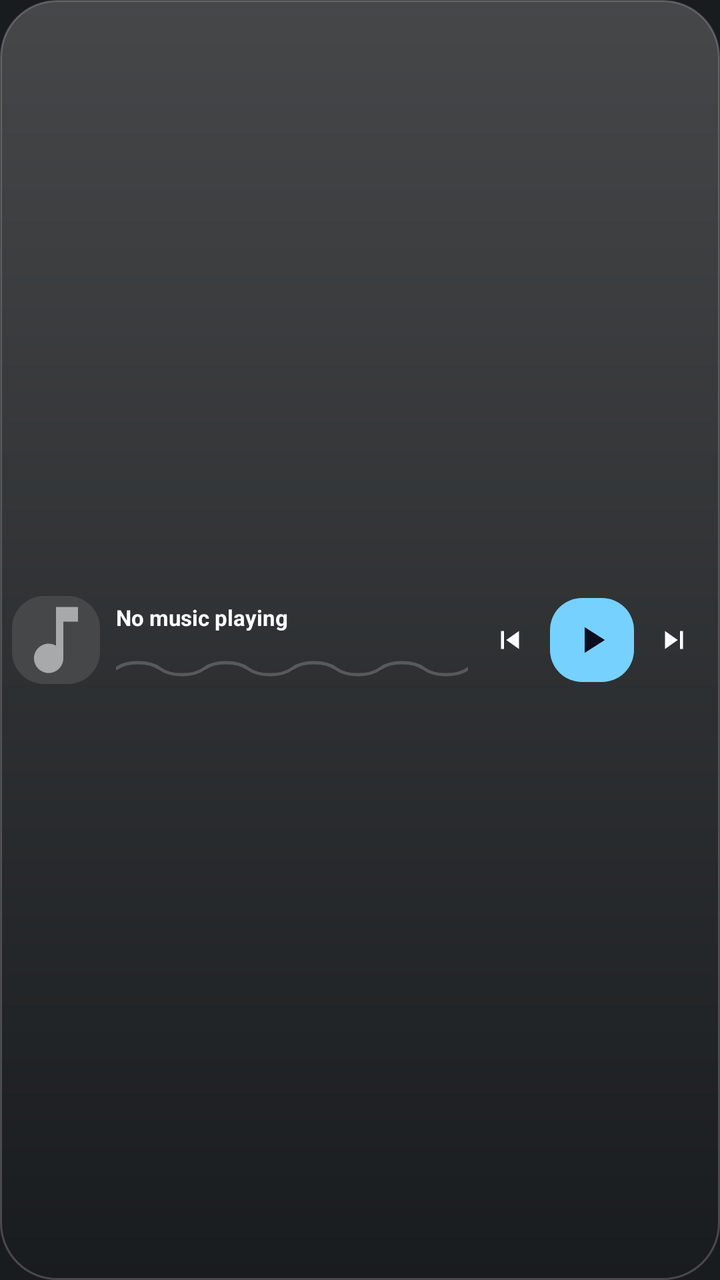
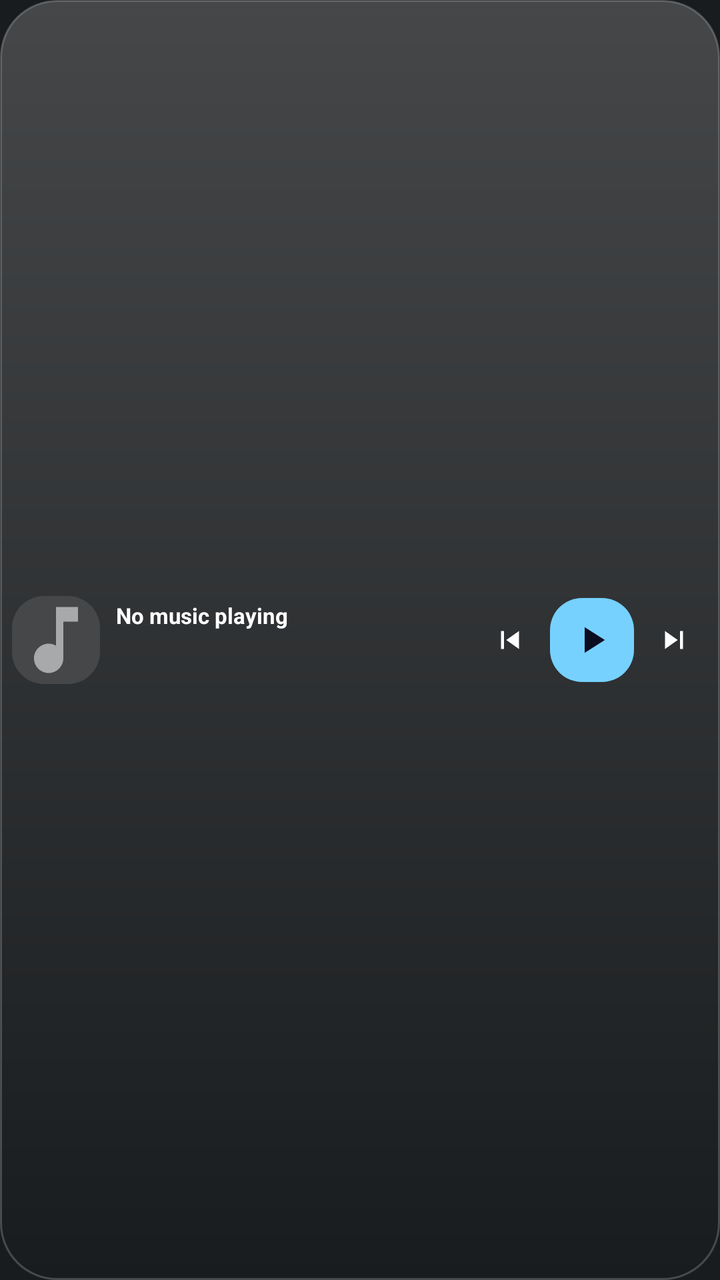

Before-and-after screenshots of an Android layout around one commit, followed by the original layout XML and the change that was made.
<!-- AndroidManifest.xml: application theme android:Theme.DeviceDefault -->
<!-- res/layout/widget_music_small.xml -->
<?xml version="1.0" encoding="utf-8"?>
<LinearLayout xmlns:android="http://schemas.android.com/apk/res/android"
    android:id="@+id/widgetRoot"
    android:layout_width="match_parent"
    android:layout_height="match_parent"
    android:background="@drawable/widget_bg"
    android:orientation="horizontal"
    android:padding="6dp"
    android:gravity="center_vertical">

    
    <ImageView
        android:id="@+id/albumArt"
        android:layout_width="44dp"
        android:layout_height="44dp"
        android:scaleType="centerCrop"
        android:background="@drawable/album_art_bg"
        android:src="@drawable/ic_music_note"/>

    <LinearLayout
        android:layout_width="0dp"
        android:layout_height="wrap_content"
        android:layout_weight="1"
        android:layout_marginStart="8dp"
        android:layout_marginEnd="4dp"
        android:orientation="vertical"
        android:gravity="center_vertical">

        <TextView
            android:id="@+id/songTitle"
            android:layout_width="match_parent"
            android:layout_height="wrap_content"
            android:text="No music playing"
            android:textColor="#FFFFFFFF"
            android:textSize="11sp"
            android:textStyle="bold"
            android:maxLines="1"
            android:ellipsize="end"
            android:autoSizeTextType="uniform"
            android:autoSizeMinTextSize="9sp"
            android:autoSizeMaxTextSize="11sp"/>

        <TextView
            android:id="@+id/artistName"
            android:layout_width="match_parent"
            android:layout_height="wrap_content"
            android:text=""
            android:textColor="#B3FFFFFF"
            android:textSize="9sp"
            android:maxLines="1"
            android:ellipsize="end"/>

        <ProgressBar
            android:id="@+id/songProgress"
            style="?android:attr/progressBarStyleHorizontal"
            android:layout_width="match_parent"
            android:layout_height="8dp"
            android:layout_marginTop="2dp"
            android:minHeight="8dp"
            android:maxHeight="8dp"
            android:max="100"
            android:progress="0"
            android:progressDrawable="@drawable/wave_progress"/>

        
        <ImageView
            android:id="@+id/btnShuffle"
            android:layout_width="0dp"
            android:layout_height="0dp"
            android:visibility="gone"/>
        <ImageView
            android:id="@+id/btnRepeat"
            android:layout_width="0dp"
            android:layout_height="0dp"
            android:visibility="gone"/>

    </LinearLayout>

    <ImageView
        android:id="@+id/btnPrev"
        android:layout_width="34dp"
        android:layout_height="34dp"
        android:src="@drawable/ic_skip_previous"
        android:background="@drawable/btn_round_bg"
        android:scaleType="centerInside"
        android:padding="8dp"/>

    <ImageView
        android:id="@+id/btnPlayPause"
        android:layout_width="42dp"
        android:layout_height="42dp"
        android:src="@drawable/ic_play"
        android:background="@drawable/play_btn_bg"
        android:scaleType="centerInside"
        android:padding="10dp"
        android:layout_marginStart="3dp"
        android:layout_marginEnd="3dp"/>

    <ImageView
        android:id="@+id/btnNext"
        android:layout_width="34dp"
        android:layout_height="34dp"
        android:src="@drawable/ic_skip_next"
        android:background="@drawable/btn_round_bg"
        android:scaleType="centerInside"
        android:padding="8dp"/>

</LinearLayout>
<!-- resources referenced by this layout -->
<resources>
  <!-- drawable album_art_bg (drawable) -->
  <?xml version="1.0" encoding="utf-8"?>
  <shape xmlns:android="http://schemas.android.com/apk/res/android">
      <solid android:color="#33FFFFFF"/>
      <corners android:radius="16dp"/>
  </shape>
  <!-- drawable btn_round_bg (drawable) -->
  <?xml version="1.0" encoding="utf-8"?>
  <shape xmlns:android="http://schemas.android.com/apk/res/android"
      android:shape="oval">
      <solid android:color="#18FFFFFF"/>
  </shape>
  <!-- drawable ic_play (drawable) -->
  <vector xmlns:android="http://schemas.android.com/apk/res/android"
      android:width="24dp" android:height="24dp"
      android:viewportWidth="24" android:viewportHeight="24">
      <path android:fillColor="#FF0D0D22"
          android:pathData="M8,5v14l11,-7z"/>
  </vector>
  <!-- drawable ic_skip_next (drawable) -->
  <vector xmlns:android="http://schemas.android.com/apk/res/android"
      android:width="24dp" android:height="24dp"
      android:viewportWidth="24" android:viewportHeight="24">
      <path android:fillColor="#FFFFFFFF"
          android:pathData="M6,18l8.5,-6L6,6v12zM16,6v12h2V6h-2z"/>
  </vector>
  <!-- drawable ic_skip_previous (drawable) -->
  <vector xmlns:android="http://schemas.android.com/apk/res/android"
      android:width="24dp" android:height="24dp"
      android:viewportWidth="24" android:viewportHeight="24">
      <path android:fillColor="#FFFFFFFF"
          android:pathData="M6,6h2v12H6zM9.5,12l8.5,6V6z"/>
  </vector>
  <!-- drawable play_btn_bg (drawable) -->
  <?xml version="1.0" encoding="utf-8"?>
  <shape xmlns:android="http://schemas.android.com/apk/res/android">
      <solid android:color="#FFFFFFFF"/>
      <corners android:radius="16dp"/>
  </shape>
  <!-- drawable wave_progress (drawable) -->
  <?xml version="1.0" encoding="utf-8"?>
  <layer-list xmlns:android="http://schemas.android.com/apk/res/android">
      <item
          android:id="@android:id/background"
          android:drawable="@drawable/ic_wave_line_dim"/>
      <item android:id="@android:id/progress">
          <clip
              android:clipOrientation="horizontal"
              android:gravity="left"
              android:drawable="@drawable/ic_wave_line"/>
      </item>
  </layer-list>
  <!-- drawable widget_bg (drawable) -->
  <?xml version="1.0" encoding="utf-8"?>
  <shape xmlns:android="http://schemas.android.com/apk/res/android">
      <solid android:color="#E61A1B1F"/>
      <corners android:radius="28dp"/>
      <stroke
          android:width="1dp"
          android:color="#26FFFFFF"/>
  </shape>
  <!-- drawable ic_wave_line_dim (drawable) -->
  <vector xmlns:android="http://schemas.android.com/apk/res/android"
      android:width="240dp"
      android:height="12dp"
      android:viewportWidth="240"
      android:viewportHeight="12">
      <path
          android:strokeColor="#33FFFFFF"
          android:strokeWidth="2.4"
          android:strokeLineCap="round"
          android:strokeLineJoin="round"
          android:pathData="M0,6 C7.5,0 22.5,0 30,6 C37.5,12 52.5,12 60,6 C67.5,0 82.5,0 90,6 C97.5,12 112.5,12 120,6 C127.5,0 142.5,0 150,6 C157.5,12 172.5,12 180,6 C187.5,0 202.5,0 210,6 C217.5,12 232.5,12 240,6"
          android:fillColor="#00000000"/>
  </vector>
  <!-- drawable ic_wave_line (drawable) -->
  <vector xmlns:android="http://schemas.android.com/apk/res/android"
      android:width="240dp"
      android:height="12dp"
      android:viewportWidth="240"
      android:viewportHeight="12">
      <path
          android:strokeColor="#FFFFFFFF"
          android:strokeWidth="2.4"
          android:strokeLineCap="round"
          android:strokeLineJoin="round"
          android:pathData="M0,6 C7.5,0 22.5,0 30,6 C37.5,12 52.5,12 60,6 C67.5,0 82.5,0 90,6 C97.5,12 112.5,12 120,6 C127.5,0 142.5,0 150,6 C157.5,12 172.5,12 180,6 C187.5,0 202.5,0 210,6 C217.5,12 232.5,12 240,6"
          android:fillColor="#00000000"/>
  </vector>
  <!-- unchanged entries left out for length: 1 -->
</resources>

<!-- the commit's change to res/layout/widget_music_small.xml (unified diff, before → after) -->
@@ -8,7 +8,6 @@
     android:padding="6dp"
     android:gravity="center_vertical">
 
-    
     <ImageView
         android:id="@+id/albumArt"
         android:layout_width="44dp"
@@ -35,10 +34,7 @@
             android:textSize="11sp"
             android:textStyle="bold"
             android:maxLines="1"
-            android:ellipsize="end"
-            android:autoSizeTextType="uniform"
-            android:autoSizeMinTextSize="9sp"
-            android:autoSizeMaxTextSize="11sp"/>
+            android:ellipsize="end"/>
 
         <TextView
             android:id="@+id/artistName"
@@ -50,17 +46,13 @@
             android:maxLines="1"
             android:ellipsize="end"/>
 
-        <ProgressBar
+        <ImageView
             android:id="@+id/songProgress"
-            style="?android:attr/progressBarStyleHorizontal"
             android:layout_width="match_parent"
-            android:layout_height="8dp"
+            android:layout_height="10dp"
             android:layout_marginTop="2dp"
-            android:minHeight="8dp"
-            android:maxHeight="8dp"
-            android:max="100"
-            android:progress="0"
-            android:progressDrawable="@drawable/wave_progress"/>
+            android:scaleType="fitXY"
+            android:contentDescription="Progreso"/>
 
         
         <ImageView
<!-- resource entries referenced after the edit -->
@@ -39,19 +39,6 @@
       <solid android:color="#FFFFFFFF"/>
       <corners android:radius="16dp"/>
   </shape>
-  <!-- drawable wave_progress (drawable) -->
-  <?xml version="1.0" encoding="utf-8"?>
-  <layer-list xmlns:android="http://schemas.android.com/apk/res/android">
-      <item
-          android:id="@android:id/background"
-          android:drawable="@drawable/ic_wave_line_dim"/>
-      <item android:id="@android:id/progress">
-          <clip
-              android:clipOrientation="horizontal"
-              android:gravity="left"
-              android:drawable="@drawable/ic_wave_line"/>
-      </item>
-  </layer-list>
   <!-- drawable widget_bg (drawable) -->
   <?xml version="1.0" encoding="utf-8"?>
   <shape xmlns:android="http://schemas.android.com/apk/res/android">
@@ -61,34 +48,6 @@
           android:width="1dp"
           android:color="#26FFFFFF"/>
   </shape>
-  <!-- drawable ic_wave_line_dim (drawable) -->
-  <vector xmlns:android="http://schemas.android.com/apk/res/android"
-      android:width="240dp"
-      android:height="12dp"
-      android:viewportWidth="240"
-      android:viewportHeight="12">
-      <path
-          android:strokeColor="#33FFFFFF"
-          android:strokeWidth="2.4"
-          android:strokeLineCap="round"
-          android:strokeLineJoin="round"
-          android:pathData="M0,6 C7.5,0 22.5,0 30,6 C37.5,12 52.5,12 60,6 C67.5,0 82.5,0 90,6 C97.5,12 112.5,12 120,6 C127.5,0 142.5,0 150,6 C157.5,12 172.5,12 180,6 C187.5,0 202.5,0 210,6 C217.5,12 232.5,12 240,6"
-          android:fillColor="#00000000"/>
-  </vector>
-  <!-- drawable ic_wave_line (drawable) -->
-  <vector xmlns:android="http://schemas.android.com/apk/res/android"
-      android:width="240dp"
-      android:height="12dp"
-      android:viewportWidth="240"
-      android:viewportHeight="12">
-      <path
-          android:strokeColor="#FFFFFFFF"
-          android:strokeWidth="2.4"
-          android:strokeLineCap="round"
-          android:strokeLineJoin="round"
-          android:pathData="M0,6 C7.5,0 22.5,0 30,6 C37.5,12 52.5,12 60,6 C67.5,0 82.5,0 90,6 C97.5,12 112.5,12 120,6 C127.5,0 142.5,0 150,6 C157.5,12 172.5,12 180,6 C187.5,0 202.5,0 210,6 C217.5,12 232.5,12 240,6"
-          android:fillColor="#00000000"/>
-  </vector>
   <!-- unchanged entries left out for length: 1 -->
 </resources>
 
